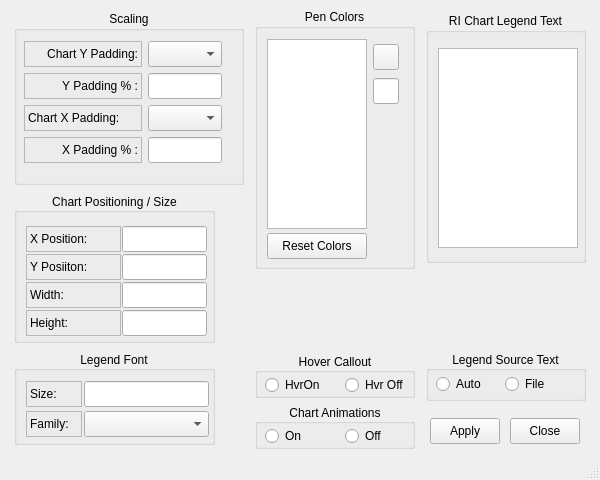
Above: htcsettings.ui from mikeinsantarosa/Chartbuilder before the change. Below: the same form after it.
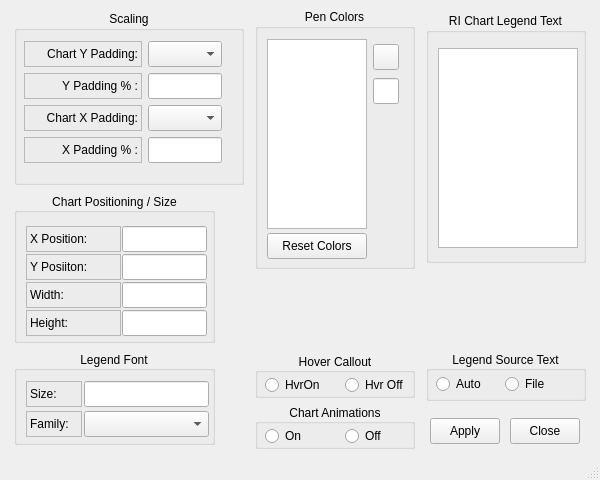
That is the form after the change. Icons and pictures are not drawn.

Patch:
```diff
--- a/htcsettings.ui
+++ b/htcsettings.ui
@@ -65,7 +65,7 @@
         <property name="alignment">
          <set>Qt::AlignHCenter|Qt::AlignTop</set>
         </property>
-        <widget class="QWidget" name="">
+        <widget class="QWidget" name="layoutWidget">
          <property name="geometry">
           <rect>
            <x>10</x>
@@ -219,6 +219,9 @@
             <property name="text">
              <string>Chart X Padding:</string>
             </property>
+            <property name="alignment">
+             <set>Qt::AlignRight|Qt::AlignTrailing|Qt::AlignVCenter</set>
+            </property>
            </widget>
           </item>
           <item row="2" column="1">
```
Left out of the diff: 2 changed lines with no effect on the pictures.
